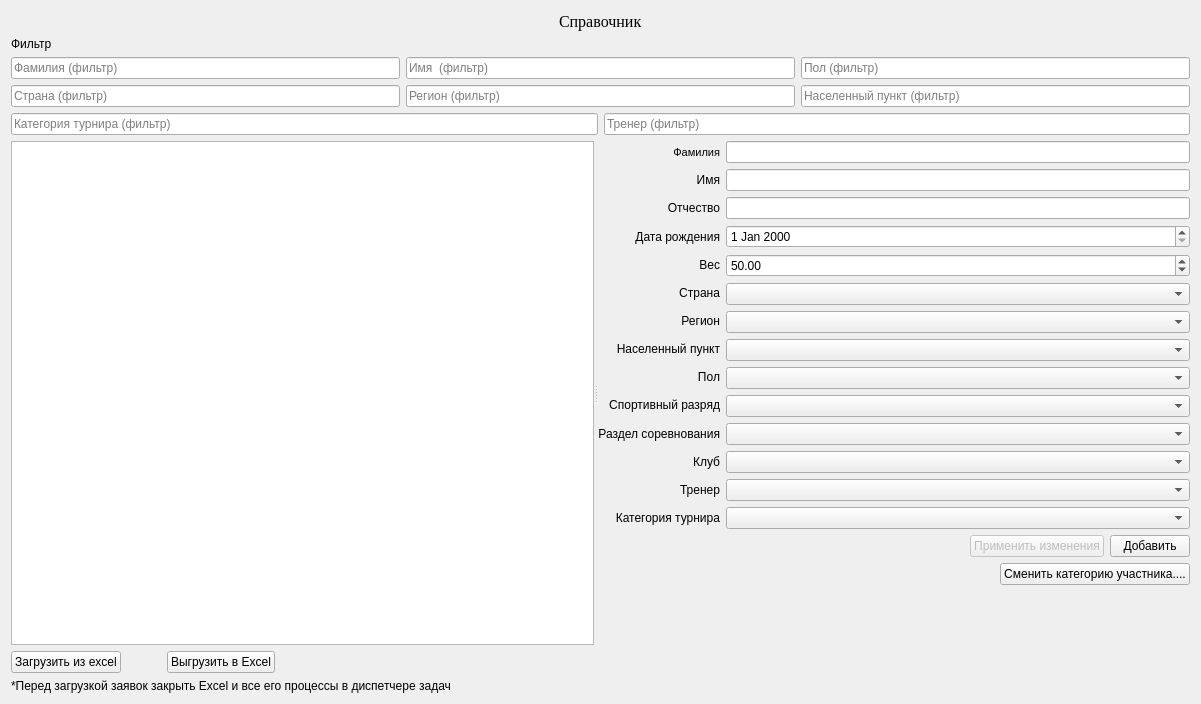
First picture: the form in TournamentManager/createtournamentordersdialog.ui, repository BarsukAlexey/xelarogi, before the edit.
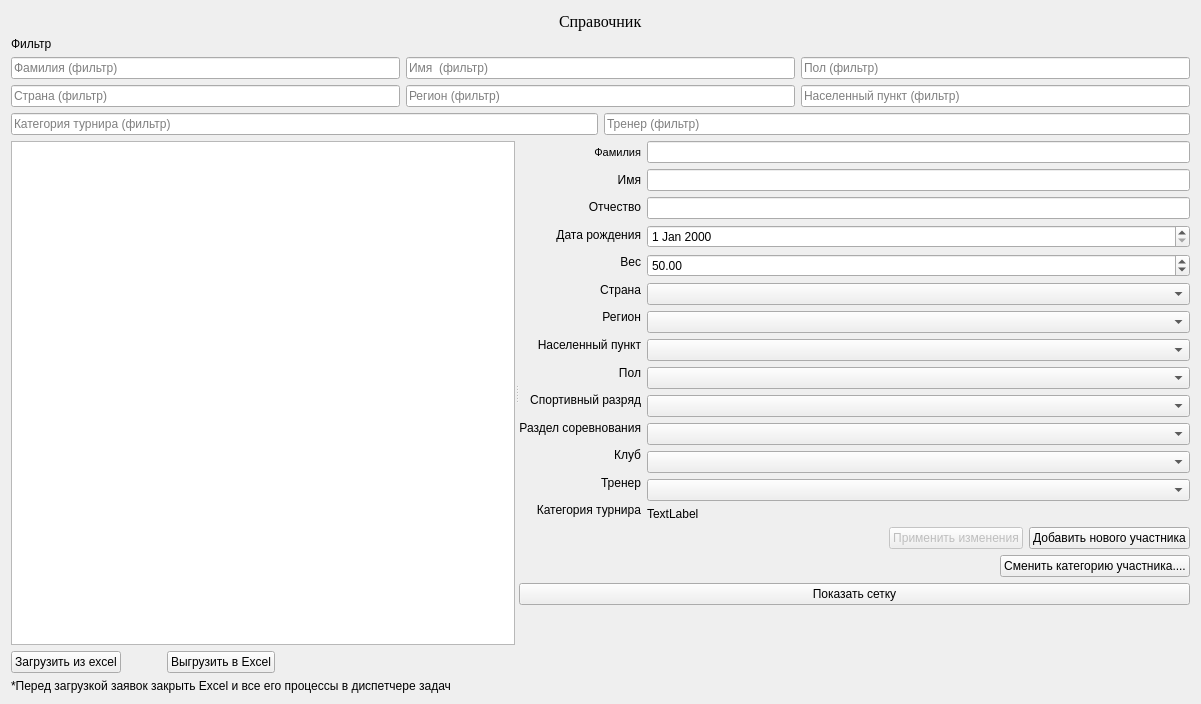
Second picture: the form after the edit.

Diff of the .ui file:
```diff
--- a/TournamentManager/createtournamentordersdialog.ui
+++ b/TournamentManager/createtournamentordersdialog.ui
@@ -449,9 +449,9 @@
             </widget>
            </item>
            <item>
-            <widget class="QComboBox" name="tournamentCategoriesCB">
-             <property name="maxVisibleItems">
-              <number>69</number>
+            <widget class="QLabel" name="labelTournamentCategories">
+             <property name="text">
+              <string>TextLabel</string>
              </property>
             </widget>
            </item>
@@ -487,7 +487,7 @@
          <item>
           <widget class="QPushButton" name="addOrderBtn">
            <property name="text">
-            <string>Добавить</string>
+            <string>Добавить нового участника</string>
            </property>
           </widget>
          </item>
@@ -495,19 +495,6 @@
        </item>
        <item row="2" column="1">
         <layout class="QHBoxLayout" name="horizontalLayout_6">
-         <item>
-          <spacer name="horizontalSpacer_6">
-           <property name="orientation">
-            <enum>Qt::Horizontal</enum>
-           </property>
-           <property name="sizeHint" stdset="0">
-            <size>
-             <width>40</width>
-             <height>20</height>
-            </size>
-           </property>
-          </spacer>
-         </item>
          <item>
           <widget class="QPushButton" name="pushButtonChangeCategory">
            <property name="text">
@@ -517,7 +504,7 @@
          </item>
         </layout>
        </item>
-       <item row="3" column="0">
+       <item row="4" column="0">
         <spacer name="verticalSpacer">
          <property name="orientation">
           <enum>Qt::Vertical</enum>
@@ -530,6 +517,26 @@
          </property>
         </spacer>
        </item>
+       <item row="3" column="0" colspan="2">
+        <widget class="QPushButton" name="pushButtonShowGrid">
+         <property name="text">
+          <string>Показать сетку</string>
+         </property>
+        </widget>
+       </item>
+       <item row="2" column="0">
+        <spacer name="horizontalSpacer_6">
+         <property name="orientation">
+          <enum>Qt::Horizontal</enum>
+         </property>
+         <property name="sizeHint" stdset="0">
+          <size>
+           <width>40</width>
+           <height>20</height>
+          </size>
+         </property>
+        </spacer>
+       </item>
       </layout>
      </widget>
     </widget>
```
Left out of the diff: 1 changed line with no effect on the pictures.
